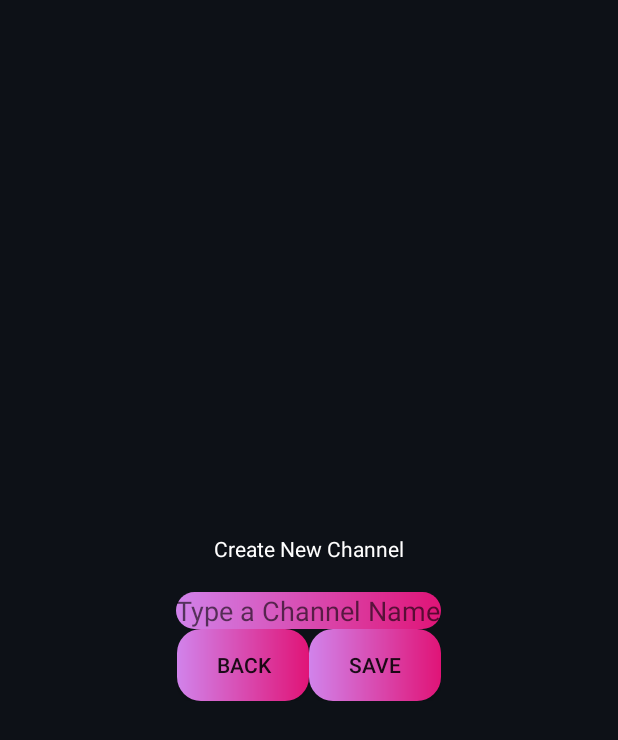
After one commit to XanthumR/Roxid, an Android app: the NewChannel screen opened directly, with no data from a screen before it, on a phone screen of 412 x 824 dp. The commit adds this screen. Shown: the top 740 px of the screen. Run offline under Robolectric (Android 15) with nearby library versions, the phone set to English and light mode, and no system bars; our stand-ins replace CircleImageView.

Commit message:
channel and session update
--NOT TESTED--

channels can be added and also clubID is added for session

```diff
--- a/app/src/main/AndroidManifest.xml
+++ b/app/src/main/AndroidManifest.xml
@@ -22,6 +22,9 @@
         android:supportsRtl="true"
         android:theme="@style/Theme.Roxid"
         tools:targetApi="31">
+        <activity
+            android:name=".NewChannel"
+            android:exported="false" />
         <activity
             android:name=".friendRequests.FriendRequests"
             android:exported="false" />
--- /dev/null
+++ b/app/src/main/java/msku/ceng/madlab/roxid/NewChannel.java
@@ -0,0 +1,114 @@
+package msku.ceng.madlab.roxid;
+
+import static msku.ceng.madlab.roxid.database.ChatFunctions.addTextChannel;
+import static msku.ceng.madlab.roxid.database.ChatFunctions.addVoiceChannel;
+
+import android.content.Intent;
+import android.os.Bundle;
+import android.text.Editable;
+import android.text.TextWatcher;
+import android.util.Log;
+import android.view.View;
+import android.widget.Button;
+import android.widget.EditText;
+import android.widget.TextView;
+
+import androidx.activity.EdgeToEdge;
+import androidx.appcompat.app.AppCompatActivity;
+import androidx.core.graphics.Insets;
+import androidx.core.view.ViewCompat;
+import androidx.core.view.WindowInsetsCompat;
+
+public class NewChannel extends AppCompatActivity {
+
+    TextView label;
+    TextView channelName;
+    EditText editTextChannel;
+    Button btnSave;
+    Button btnBack;
+
+    @Override
+    protected void onCreate(Bundle savedInstanceState) {
+        super.onCreate(savedInstanceState);
+        EdgeToEdge.enable(this);
+        setContentView(R.layout.activity_new_channel);
+        String channelType = getIntent().getStringExtra("channelType");
+
+
+        channelName = findViewById(R.id.newChannelLabel);
+        label = findViewById(R.id.channelLabel);
+        btnSave = findViewById(R.id.saveChannel);
+        btnBack = findViewById(R.id.backToClub);
+
+        if("voice".equals(channelType)){
+            label.setText("Create a New Voice Channel");
+
+
+            editTextChannel = findViewById(R.id.editTextNewChannel);
+            editTextChannel.addTextChangedListener(new TextWatcher() {
+                @Override
+                public void beforeTextChanged(CharSequence charSequence, int i, int i1, int i2) {
+                    //Empty
+                }
+
+                @Override
+                public void onTextChanged(CharSequence charSequence, int i, int i1, int i2) {
+                    channelName.setText(charSequence.toString());
+                }
+
+                @Override
+                public void afterTextChanged(Editable editable) {
+                    //Empty
+                }
+            });
+
+            btnSave.setOnClickListener(view -> {
+                String channelName = editTextChannel.getText().toString();
+                SessionManager sessionManager = new SessionManager(NewChannel.this);
+                String clubID = sessionManager.getKeyClubId();
+                addVoiceChannel(clubID, channelName);
+            });
+
+        }
+        else if ("text".equals(channelType)){
+
+            label.setText("Create a New Text Channel");
+
+
+
+            editTextChannel = findViewById(R.id.editTextNewChannel);
+            editTextChannel.addTextChangedListener(new TextWatcher() {
+                @Override
+                public void beforeTextChanged(CharSequence charSequence, int i, int i1, int i2) {
+                    //Empty
+                }
+
+                @Override
+                public void onTextChanged(CharSequence charSequence, int i, int i1, int i2) {
+                    channelName.setText(charSequence.toString());
+                }
+
+                @Override
+                public void afterTextChanged(Editable editable) {
+                    //Empty
+                }
+            });
+
+            btnSave.setOnClickListener(view -> {
+                String channelName = editTextChannel.getText().toString();
+                SessionManager sessionManager = new SessionManager(NewChannel.this);
+                String clubID = sessionManager.getKeyClubId();
+                addTextChannel(clubID, channelName);
+            });
+
+        }
+
+        btnBack.setOnClickListener(new View.OnClickListener() {
+            @Override
+            public void onClick(View view) {
+                Intent intent = new Intent(NewChannel.this, InTheClubActivity.class);
+                startActivity(intent);
+            }
+        });
+    }
+}
--- a/app/src/main/java/msku/ceng/madlab/roxid/UserSettings.java
+++ b/app/src/main/java/msku/ceng/madlab/roxid/UserSettings.java
@@ -82,6 +82,7 @@ public class UserSettings extends AppCompatActivity {
 
                 if (!newUsername.isEmpty()) {
                     changeUsername(currentUserId, newUsername);
+                    sessionManager.updateSessionUsername(newUsername);
                 }
                 if (!newFirstName.isEmpty()) {
                     changeFirstName(currentUserId, newFirstName);
--- /dev/null
+++ b/app/src/main/res/layout/activity_new_channel.xml
@@ -0,0 +1,56 @@
+<?xml version="1.0" encoding="utf-8"?>
+<LinearLayout xmlns:android="http://schemas.android.com/apk/res/android"
+    xmlns:app="http://schemas.android.com/apk/res-auto"
+    xmlns:tools="http://schemas.android.com/tools"
+    android:id="@+id/main"
+    android:layout_width="match_parent"
+    android:layout_height="match_parent"
+    android:background="@color/darkBlueish"
+    android:gravity="center"
+    android:orientation="vertical"
+    tools:context=".NewChannel">
+
+    <TextView
+        android:id="@+id/channelLabel"
+        android:layout_width="wrap_content"
+        android:layout_height="wrap_content"
+        android:text="Create New Channel"
+        android:textColor="@color/white"/>
+
+    <TextView
+        android:id="@+id/newChannelLabel"
+        android:layout_width="wrap_content"
+        android:layout_height="wrap_content"
+        android:text=""
+        android:textColor="@color/white"/>
+
+    <EditText
+        android:id="@+id/editTextNewChannel"
+        android:layout_width="wrap_content"
+        android:layout_height="wrap_content"
+        android:background="@drawable/button_gradient"
+        android:hint="Type a Channel Name" />
+
+    <LinearLayout
+        android:layout_width="wrap_content"
+        android:layout_height="wrap_content">
+    <Button
+        android:id="@+id/backToClub"
+        android:layout_width="wrap_content"
+        android:layout_height="wrap_content"
+        android:background="@drawable/button_gradient"
+        android:text="Back"/>
+
+    <Button
+        android:id="@+id/saveChannel"
+        android:layout_width="wrap_content"
+        android:layout_height="wrap_content"
+        android:background="@drawable/button_gradient"
+        android:text="Save"/>
+
+    </LinearLayout>
+
+
+
+
+</LinearLayout>
```
Also changed, not shown: app/src/main/java/msku/ceng/madlab/roxid/InTheClubActivity.java (+44 -0 lines), app/src/main/java/msku/ceng/madlab/roxid/SessionManager.java (+9 -0 lines), app/src/main/java/msku/ceng/madlab/roxid/clubs/ClubsMain.java (+20 -3 lines), app/src/main/java/msku/ceng/madlab/roxid/database/ChatFunctions.java (+90 -3 lines), 1 other file.
